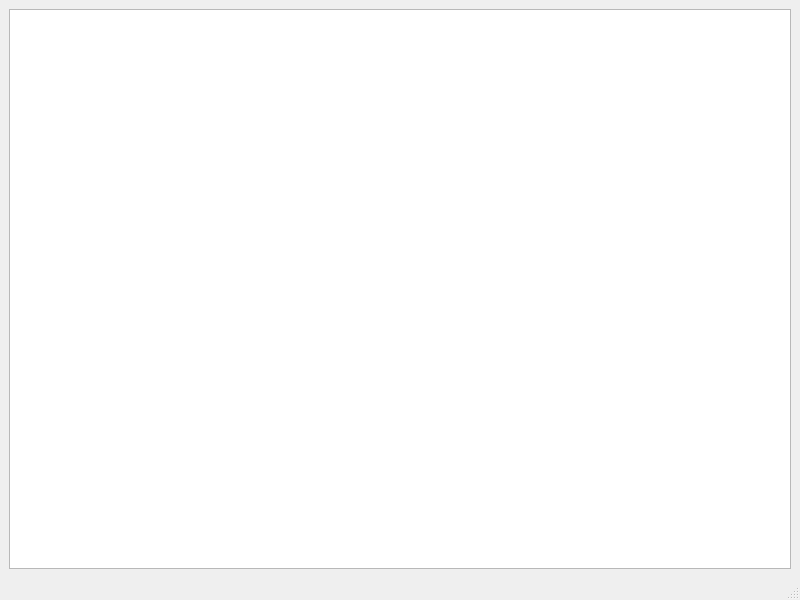
Above: src/mvc/python/matrix_view/main_window.ui from djeada/Qt-Widgets before the change. Below: the same form after it.
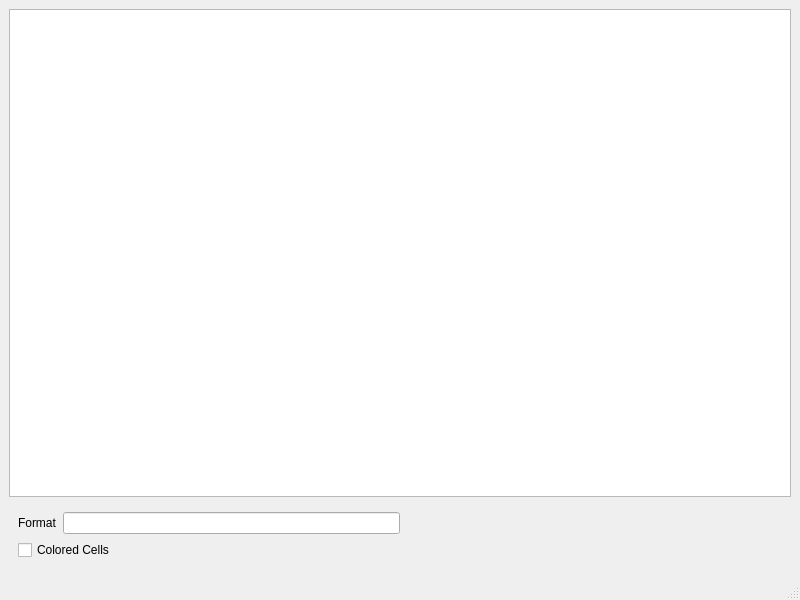
That is the form after the change. Custom widgets are drawn as their Qt base class.

Diff of the .ui file:
```diff
--- a/src/mvc/python/matrix_view/main_window.ui
+++ b/src/mvc/python/matrix_view/main_window.ui
@@ -14,10 +14,54 @@
    <string>MainWindow</string>
   </property>
   <widget class="QWidget" name="centralwidget">
-   <layout class="QVBoxLayout" name="verticalLayout">
+   <layout class="QVBoxLayout" name="verticalLayout_2">
     <item>
      <widget class="MatrixView" name="tableWidget"/>
     </item>
+    <item>
+     <widget class="QWidget" name="widget" native="true">
+      <layout class="QHBoxLayout" name="horizontalLayout_2">
+       <item>
+        <layout class="QVBoxLayout" name="verticalLayout">
+         <item>
+          <layout class="QHBoxLayout" name="horizontalLayout">
+           <item>
+            <widget class="QLabel" name="label">
+             <property name="text">
+              <string>Format</string>
+             </property>
+            </widget>
+           </item>
+           <item>
+            <widget class="QLineEdit" name="format_input"/>
+           </item>
+          </layout>
+         </item>
+         <item>
+          <widget class="QCheckBox" name="colored_cells">
+           <property name="text">
+            <string>Colored Cells</string>
+           </property>
+          </widget>
+         </item>
+        </layout>
+       </item>
+       <item>
+        <spacer name="horizontalSpacer">
+         <property name="orientation">
+          <enum>Qt::Horizontal</enum>
+         </property>
+         <property name="sizeHint" stdset="0">
+          <size>
+           <width>376</width>
+           <height>20</height>
+          </size>
+         </property>
+        </spacer>
+       </item>
+      </layout>
+     </widget>
+    </item>
    </layout>
   </widget>
   <widget class="QMenuBar" name="menubar">
```
